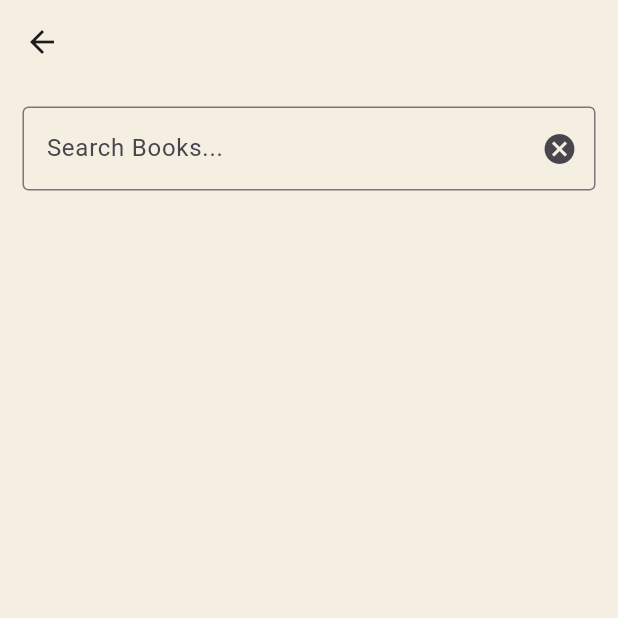
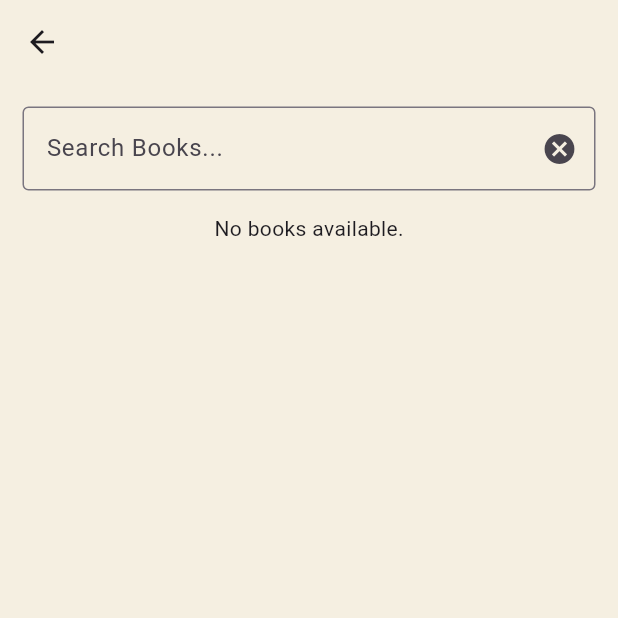
Before and after one commit to AyomideCharles/Booksbury, a Flutter app: the screen it shows after launch, after a tap on the "search" icon, on a phone screen of 412 x 824 dp, the top half of it. Run offline on Flutter 3.47's test engine with Material 3 defaults, Android fonts, the phone set to English and light mode, and no system bars; our stand-ins replace flutter_feather_icons, get, iconsax; network calls fail.

Commit message:
style: made changes and updated settings page

```diff
--- a/lib/bottom_nav/bottom_nav.dart
+++ b/lib/bottom_nav/bottom_nav.dart
@@ -1,12 +1,12 @@
 import 'package:audio_books/views/explore/explore.dart';
 import 'package:audio_books/views/homepage/home.dart';
-import 'package:audio_books/bottom_nav/profile.dart';
+import 'package:audio_books/views/profile/profile.dart';
 import 'package:audio_books/views/savedbooks/save.dart';
 import 'package:audio_books/controllers/bottomnav_controller.dart';
 import 'package:flutter/material.dart';
+import 'package:flutter_feather_icons/flutter_feather_icons.dart';
 import 'package:get/get.dart';
 import 'package:iconsax/iconsax.dart';
-
 import '../constants/app_color.dart';
 
 class NavBar extends StatelessWidget {
@@ -27,24 +27,23 @@ class NavBar extends StatelessWidget {
             backgroundColor: AppColor.secondaryColor,
             elevation: 8,
             onTap: controller.changeTabIndex,
-            showSelectedLabels: false,
-            showUnselectedLabels: false,
+            showSelectedLabels: true,
+            showUnselectedLabels: true,
             selectedItemColor: Colors.black,
             currentIndex: controller.tabIndex,
-            // fixedColor: AppColor.buttonColor_2,
             type: BottomNavigationBarType.fixed,
             items: const [
               BottomNavigationBarItem(
                   icon: Icon(
-                    Iconsax.home4,
+                    FeatherIcons.home,
                   ),
                   label: 'Home'),
               BottomNavigationBarItem(
-                  icon: Icon(Iconsax.activity), label: 'Explore'),
+                  icon: Icon(FeatherIcons.compass), label: 'Explore'),
               BottomNavigationBarItem(
-                  icon: Icon(Iconsax.document_download), label: 'Saved'),
+                  icon: Icon(FeatherIcons.download), label: 'Saved'),
               BottomNavigationBarItem(
-                  icon: Icon(Iconsax.profile_2user4), label: 'Profile')
+                  icon: Icon(FeatherIcons.settings), label: 'Settings')
             ],
           ),
         ),
--- a/lib/bottom_nav/profile.dart
+++ /dev/null
@@ -1,14 +0,0 @@
-import 'package:flutter/material.dart';
-
-class Profile extends StatelessWidget {
-  const Profile({super.key});
-
-  @override
-  Widget build(BuildContext context) {
-    return const Scaffold(
-      body: Center(
-        child: Text('Profile Page'),
-      ),
-    );
-  }
-}
--- a/lib/routes/routes.dart
+++ b/lib/routes/routes.dart
@@ -2,7 +2,7 @@ import 'package:audio_books/bottom_nav/bottom_nav.dart';
 import 'package:audio_books/views/explore/explore.dart';
 import 'package:audio_books/views/explore/widgets/bookinfo.dart';
 import 'package:audio_books/views/homepage/home.dart';
-import 'package:audio_books/bottom_nav/profile.dart';
+import 'package:audio_books/views/profile/profile.dart';
 import 'package:audio_books/views/savedbooks/save.dart';
 import 'package:get/get.dart';
 
--- a/lib/views/homepage/widgets/home_list.dart
+++ b/lib/views/homepage/widgets/home_list.dart
@@ -11,7 +11,7 @@ class HomeList extends StatefulWidget {
 }
 
 class _HomeListState extends State<HomeList> {
-  String category = 'football';
+  String category = 'drama';
 
   @override
   Widget build(BuildContext context) {
@@ -40,8 +40,8 @@ class _HomeListState extends State<HomeList> {
                               borderRadius: BorderRadius.circular(5),
                               child: Image.network(
                                 book.imageLinks!.thumbnail ?? '',
-                                width: 100,
-                                height: 150,
+                                width: 150,
+                                height: 190,
                                 fit: BoxFit.cover,
                               ),
                             ),
--- a/lib/views/homepage/widgets/home_search.dart
+++ b/lib/views/homepage/widgets/home_search.dart
@@ -7,19 +7,27 @@ import '../../../services/fetchapi.dart';
 
 class SearchController extends GetxController {
   var searchResults = <VolumeInfo>[].obs;
+  var isSearching = false.obs;
 
   void search(String query) async {
     try {
+      isSearching.value = true;
       List<VolumeInfo> results = await fetchBooks(query);
       searchResults.value = results;
     } catch (e) {
       // Handle errors, e.g., show an error message to the user
+    } finally {
+      isSearching.value = false;
     }
+  }
+
+  void clearSearch() {
+    searchResults.clear();
   }
 }
 
 class SearchScreen extends StatefulWidget {
-  const SearchScreen({super.key});
+  const SearchScreen({Key? key}) : super(key: key);
 
   @override
   State<SearchScreen> createState() => _SearchScreenState();
@@ -27,8 +35,8 @@ class SearchScreen extends StatefulWidget {
 
 class _SearchScreenState extends State<SearchScreen> {
   final SearchController searchController = Get.put(SearchController());
-
   TextEditingController searchCancel = TextEditingController();
+  final FocusNode _searchFocus = FocusNode();
 
   @override
   Widget build(BuildContext context) {
@@ -37,16 +45,19 @@ class _SearchScreenState extends State<SearchScreen> {
         backgroundColor: AppColor.secondaryColor,
       ),
       body: SingleChildScrollView(
-        child: Obx(
-          () => Padding(
+        child: Padding(
           padding: const EdgeInsets.all(15.0),
           child: Column(
             children: [
               TextField(
+                focusNode: _searchFocus,
                 controller: searchCancel,
                 onChanged: (query) {
                   if (query.isNotEmpty) {
                     searchController.search(query);
+                  } else {
+                    // Clear search results when query is empty
+                    searchController.clearSearch();
                   }
                 },
                 decoration: InputDecoration(
@@ -54,7 +65,9 @@ class _SearchScreenState extends State<SearchScreen> {
                   hintText: 'Search Books...',
                   suffixIcon: IconButton(
                     onPressed: () {
+                      _searchFocus.unfocus();
                       searchCancel.clear();
+                      searchController.clearSearch();
                     },
                     icon: const Icon(Icons.cancel),
                   ),
@@ -63,7 +76,20 @@ class _SearchScreenState extends State<SearchScreen> {
               const SizedBox(
                 height: 15,
               ),
-                ListView.builder(
+              Obx(() {
+                if (searchController.isSearching.value) {
+                  return const CircularProgressIndicator(
+                    color: AppColor.tertiaryColor,
+                  );
+                } else if (searchController.searchResults.isEmpty) {
+                  if (searchController.isSearching.value) {
+                    return const SizedBox
+                        .shrink(); // Return an empty widget if still searching
+                  } else {
+                    return const Text('No books available.');
+                  }
+                } else {
+                  return ListView.builder(
                     primary: false,
                     shrinkWrap: true,
                     itemCount: searchController.searchResults.length,
@@ -81,9 +107,10 @@ class _SearchScreenState extends State<SearchScreen> {
                         ),
                       );
                     },
-                ),
+                  );
+                }
+              }),
             ],
-            ),
           ),
         ),
       ),
--- a/lib/views/homepage/widgets/trending_books.dart
+++ b/lib/views/homepage/widgets/trending_books.dart
@@ -11,7 +11,7 @@ class TrendingBooks extends StatefulWidget {
 }
 
 class _HomeListState extends State<TrendingBooks> {
-  String category = 'greek';
+  String category = 'games';
   @override
   Widget build(BuildContext context) {
     return FutureBuilder<List<VolumeInfo>>(
@@ -39,8 +39,8 @@ class _HomeListState extends State<TrendingBooks> {
                               borderRadius: BorderRadius.circular(5),
                               child: Image.network(
                                 book.imageLinks!.thumbnail ?? '',
-                                width: 100,
-                                height: 150,
+                                width: 150,
+                                height: 190,
                                 fit: BoxFit.cover,
                               ),
                             ),
--- /dev/null
+++ b/lib/views/profile/profile.dart
@@ -0,0 +1,46 @@
+import 'package:flutter/material.dart';
+import 'package:flutter_feather_icons/flutter_feather_icons.dart';
+import 'package:iconsax/iconsax.dart';
+
+class Profile extends StatefulWidget {
+  const Profile({super.key});
+
+  @override
+  State<Profile> createState() => _ProfileState();
+}
+
+List settings = [
+  {'title': 'Dark Mode', 'leading': FeatherIcons.moon},
+  {'title': 'Notification', 'leading': Iconsax.notification},
+  {'title': 'Privacy', 'leading': Icons.privacy_tip},
+  {'title': 'Language', 'leading': Icons.language},
+  {'title': 'Report a Problem', 'leading': Icons.report},
+];
+
+class _ProfileState extends State<Profile> {
+  @override
+  Widget build(BuildContext context) {
+    return Scaffold(
+      body: Padding(
+        padding: const EdgeInsets.only(top: 20),
+        child: ListView.builder(
+            itemCount: 5,
+            itemBuilder: (context, index) {
+              return Column(
+                children: [
+                  ListTile(
+                    leading: Icon(settings[index]['leading']),
+                    title: Text(settings[index]['title']),
+                    trailing: const Icon(FeatherIcons.navigation),
+                  ),
+                  const Divider(
+                    endIndent: 15,
+                    indent: 15,
+                  )
+                ],
+              );
+            }),
+      ),
+    );
+  }
+}
--- a/pubspec.yaml
+++ b/pubspec.yaml
@@ -39,6 +39,7 @@ dependencies:
   get: ^4.6.5
   http: ^1.1.0
   cached_network_image: ^3.3.0
+  flutter_feather_icons: ^2.0.0+1
 dev_dependencies:
   flutter_test:
     sdk: flutter
```
Also changed, not shown: pubspec.lock. Lines whose indentation alone changed are shown as unchanged.
